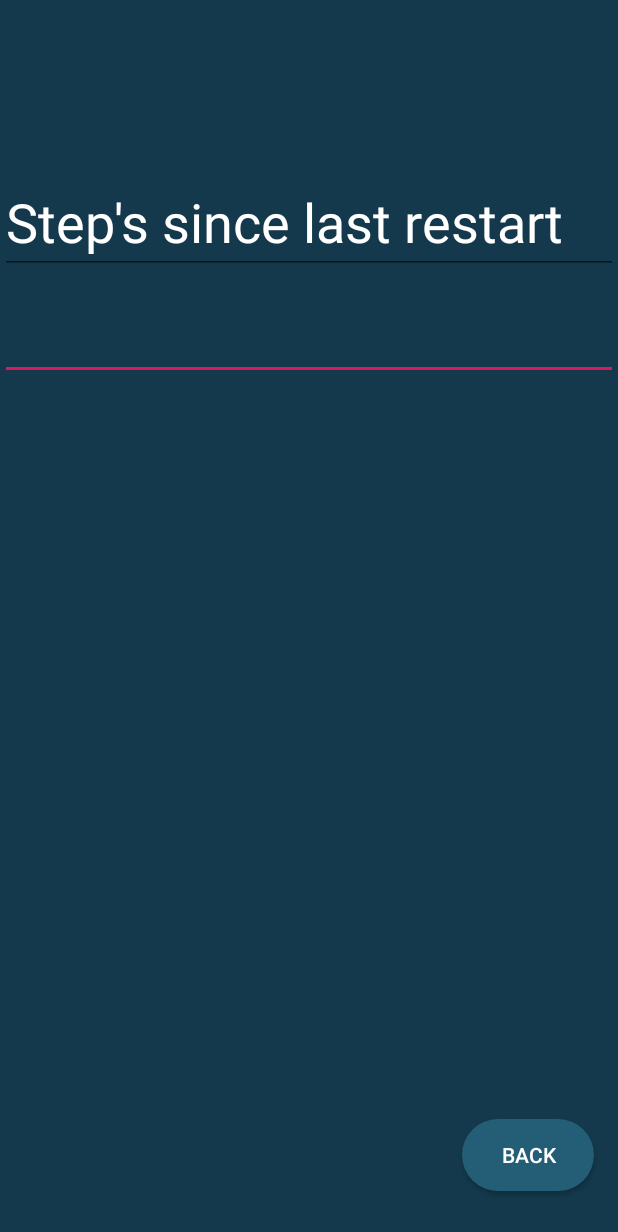
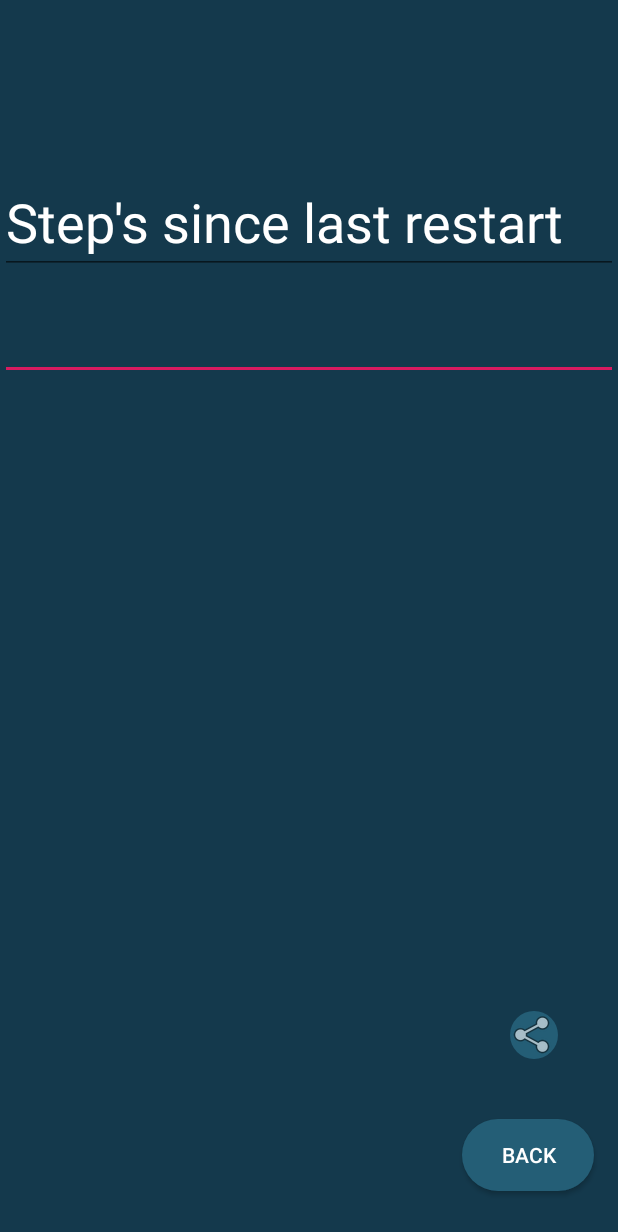
Before and after one commit to Robbie-Thomas/Rogue-Run-App, an Android app: the StepCounter screen opened directly, with no data from a screen before it, on a phone screen of 412 x 824 dp. Shown: the top 1232 px of the screen. Run offline under Robolectric (Android 15) with nearby library versions, the phone set to English and light mode, and no system bars; our stand-ins replace Firebase (no records; nobody signed in at launch, a user with empty details on screens opened directly); libraries missing offline, so code that uses them is left out: com.orangegangsters.github; 2 statements that could not run were skipped.

Commit message:
Updated methods and cleaned code

```diff
--- a/app/src/main/java/com/example/roguerun2/Login.java
+++ b/app/src/main/java/com/example/roguerun2/Login.java
@@ -27,6 +27,10 @@ public class Login extends AppCompatActivity {
         super.onCreate(savedInstanceState);
         setContentView(R.layout.activity_login);
         createButton();
+
+
+
+
     }
 
 
--- a/app/src/main/java/com/example/roguerun2/MissionThree.java
+++ b/app/src/main/java/com/example/roguerun2/MissionThree.java
@@ -140,9 +140,7 @@ public class MissionThree extends AppCompatActivity {
 
     public void createShareButton(){
         ImageButton share = findViewById(R.id.shareButton3);
-        share.setOnClickListener(new View.OnClickListener() {
-            @Override
-            public void onClick(View v) {
+        share.setOnClickListener(v -> {
             Intent shareIntent = new Intent(Intent.ACTION_SEND);
             shareIntent.setType("text/plain");
             String shareBody = "I have just completed Mission Three on Rogue Run";
@@ -150,7 +148,6 @@ public class MissionThree extends AppCompatActivity {
             shareIntent.putExtra(Intent.EXTRA_SUBJECT, shareSub);
             shareIntent.putExtra(Intent.EXTRA_TEXT, shareBody);
             startActivity(Intent.createChooser(shareIntent, "Share using"));
-            }
         });
 
     }
--- a/app/src/main/java/com/example/roguerun2/resetPass.java
+++ b/app/src/main/java/com/example/roguerun2/resetPass.java
@@ -29,7 +29,7 @@ public class resetPass extends AppCompatActivity {
                 @Override
                 public void onClick(View v) {
                     FirebaseUser user = FirebaseAuth.getInstance().getCurrentUser();
-                    resetPass(user);
+                    resetPassword(user);
                 }
             });
 
@@ -45,8 +45,7 @@ public class resetPass extends AppCompatActivity {
 
     }
 
-    public void resetPass(FirebaseUser user){
-
+    public void resetPassword(FirebaseUser user){
         EditText passIn = findViewById(R.id.resetpassin);
         String newPass = passIn.getText().toString().trim();
         if (newPass.isEmpty()) {
@@ -60,7 +59,6 @@ public class resetPass extends AppCompatActivity {
             passIn.requestFocus();
             return;
         }
-
         user.updatePassword(newPass).addOnCompleteListener(new OnCompleteListener<Void>() {
             @Override
             public void onComplete(@NonNull Task<Void> task) {
--- a/app/src/main/res/layout/activity_mission_three.xml
+++ b/app/src/main/res/layout/activity_mission_three.xml
@@ -18,6 +18,7 @@
     <EditText
         android:id="@+id/timer4"
         android:layout_width="wrap_content"
+        android:clickable="false"
 
         android:layout_height="wrap_content"
         android:layout_marginTop="332dp"
--- a/app/src/main/res/layout/activity_step.xml
+++ b/app/src/main/res/layout/activity_step.xml
@@ -13,6 +13,8 @@
         android:layout_width="wrap_content"
         android:layout_height="wrap_content"
         android:layout_marginTop="1dp"
+        android:clickable="false"
+        android:editable="false"
         android:ems="10"
         android:inputType="number"
         android:textColor="@android:color/white"
@@ -27,6 +29,7 @@
         android:layout_width="wrap_content"
         android:layout_height="wrap_content"
         android:layout_marginTop="113dp"
+        android:clickable="false"
         android:ems="10"
         android:inputType="textPersonName"
         android:text="Step's since last restart"
@@ -50,4 +53,16 @@
         app:layout_constraintBottom_toBottomOf="parent"
         app:layout_constraintEnd_toEndOf="parent" />
 
+    <ImageButton
+        android:id="@+id/shareButton8"
+        android:layout_width="wrap_content"
+        android:layout_height="wrap_content"
+
+        android:layout_marginEnd="40dp"
+        android:layout_marginBottom="118dp"
+        android:background="@drawable/btn_rounded"
+        app:layout_constraintBottom_toBottomOf="parent"
+        app:layout_constraintEnd_toEndOf="parent"
+        app:srcCompat="@android:drawable/ic_menu_share" />
+
 </android.support.constraint.ConstraintLayout>
```
Also changed, not shown: app/src/main/java/com/example/roguerun2/MissionOne.java (+2 -9 lines), app/src/main/java/com/example/roguerun2/Profile.java (+3 -4 lines), app/src/main/java/com/example/roguerun2/StepCounter.java (+19 -1 lines), app/src/main/java/com/example/roguerun2/missionSummary.java (+23 -8 lines), app/src/main/res/drawable/listrow.xml (added, +15 -0 lines), app/src/main/res/layout/activity_login.xml (+4 -4 lines), app/src/main/res/layout/activity_mission_summary.xml (+12 -0 lines), app/src/main/res/layout/listrow.xml (added, +16 -0 lines). Lines whose indentation alone changed are shown as unchanged.
